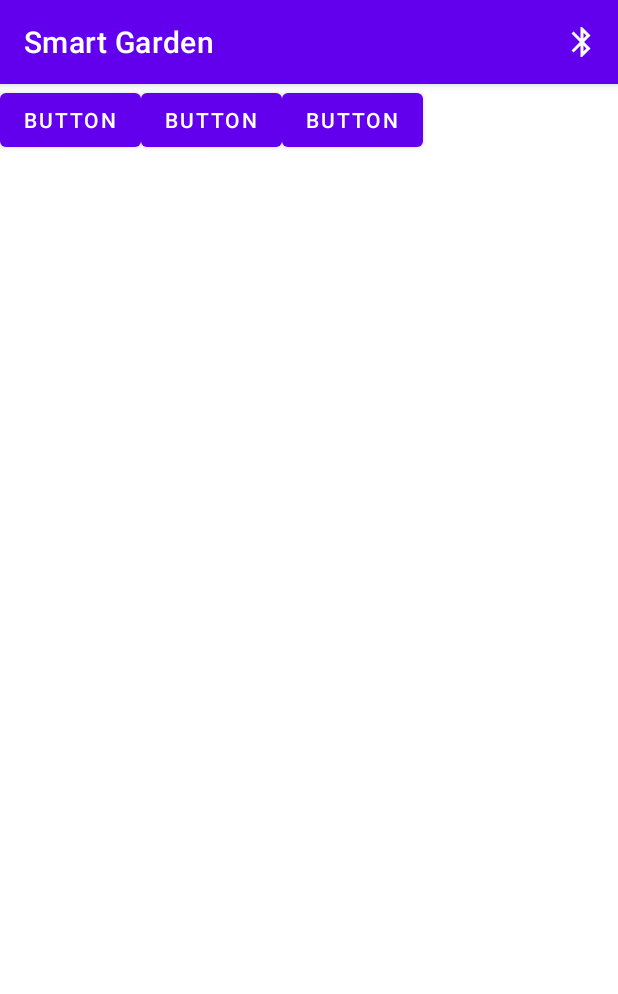
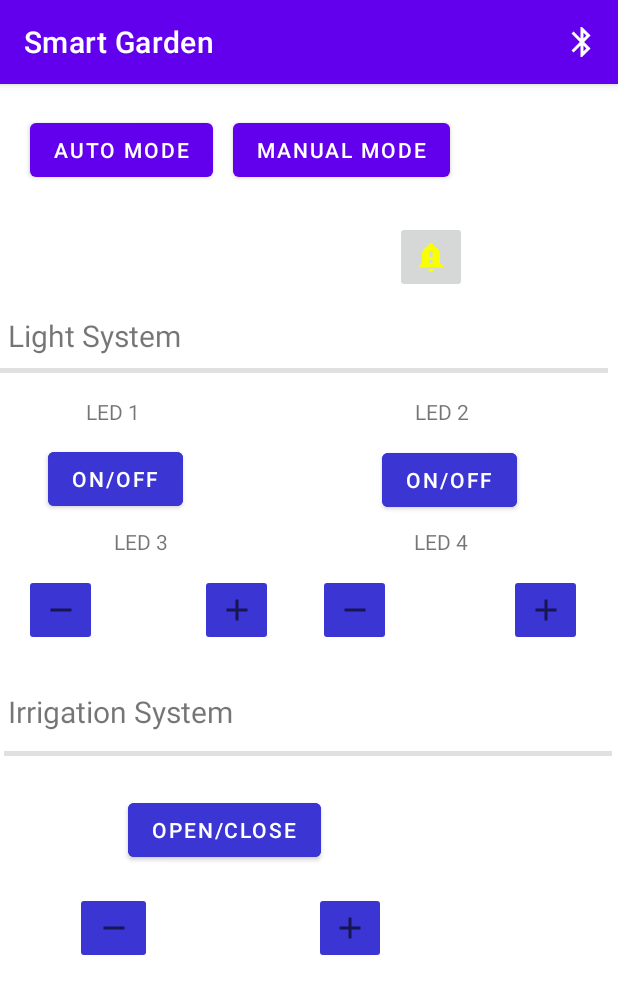
Before and after one commit to 9gusgusgus9/assignement_03, an Android app: the screen it shows after launch (MainActivity), on a phone screen of 412 x 824 dp. Shown: the top 994 px of the screen. Run offline under Robolectric (Android 15) with nearby library versions, the phone set to English and light mode, and no system bars.

Commit message:
Finita la grafica dell'app

```diff
--- a/garden-app/app/src/main/java/com/example/garden_app/MainActivity.java
+++ b/garden-app/app/src/main/java/com/example/garden_app/MainActivity.java
@@ -66,7 +66,7 @@ public class MainActivity extends AppCompatActivity {
             alarm.setVisibility(View.INVISIBLE);
         }*/
 
-        scrollView.setVisibility(View.INVISIBLE);
+        //scrollView.setVisibility(View.INVISIBLE);
 
     }
 
--- /dev/null
+++ b/garden-app/app/src/main/res/drawable/ic_baseline_notification_important_24.xml
@@ -0,0 +1,5 @@
+<vector android:height="24dp" android:tint="#F8FF00"
+    android:viewportHeight="24" android:viewportWidth="24"
+    android:width="24dp" xmlns:android="http://schemas.android.com/apk/res/android">
+    <path android:fillColor="@android:color/white" android:pathData="M18,16v-5c0,-3.07 -1.64,-5.64 -4.5,-6.32L13.5,4c0,-0.83 -0.67,-1.5 -1.5,-1.5s-1.5,0.67 -1.5,1.5v0.68C7.63,5.36 6,7.92 6,11v5l-2,2v1h16v-1l-2,-2zM13,16h-2v-2h2v2zM13,12h-2L11,8h2v4zM12,22c1.1,0 2,-0.9 2,-2h-4c0,1.1 0.89,2 2,2z"/>
+</vector>
--- a/garden-app/app/src/main/res/drawable/ic_baseline_notifications_none_24.xml
+++ /dev/null
@@ -1,10 +0,0 @@
-<vector xmlns:android="http://schemas.android.com/apk/res/android"
-    android:width="24dp"
-    android:height="24dp"
-    android:viewportWidth="24"
-    android:viewportHeight="24"
-    android:tint="?attr/colorControlNormal">
-  <path
-      android:fillColor="@android:color/white"
-      android:pathData="M12,22c1.1,0 2,-0.9 2,-2h-4c0,1.1 0.9,2 2,2zM18,16v-5c0,-3.07 -1.63,-5.64 -4.5,-6.32L13.5,4c0,-0.83 -0.67,-1.5 -1.5,-1.5s-1.5,0.67 -1.5,1.5v0.68C7.64,5.36 6,7.92 6,11v5l-2,2v1h16v-1l-2,-2zM16,17L8,17v-6c0,-2.48 1.51,-4.5 4,-4.5s4,2.02 4,4.5v6z"/>
-</vector>
--- a/garden-app/app/src/main/res/layout/activity_main.xml
+++ b/garden-app/app/src/main/res/layout/activity_main.xml
@@ -6,110 +6,116 @@
     android:layout_height="match_parent"
     tools:context=".MainActivity">
 
-    <ScrollView
-        android:layout_width="match_parent"
-        android:layout_height="match_parent">
-
-        <LinearLayout
-            android:layout_width="match_parent"
-            android:layout_height="wrap_content"
-            android:orientation="horizontal">
-
-            <Button
-                android:id="@+id/button3"
-                android:layout_width="wrap_content"
-                android:layout_height="wrap_content"
-                android:text="Button" />
-
-            <Button
-                android:id="@+id/button2"
-                android:layout_width="wrap_content"
-                android:layout_height="wrap_content"
-                android:text="Button" />
-
-            <Button
-                android:id="@+id/button"
-                android:layout_width="wrap_content"
-                android:layout_height="wrap_content"
-                android:text="Button" />
-        </LinearLayout>
-    </ScrollView>
 
     <ScrollView
         android:id="@+id/scrollView"
         android:layout_width="match_parent"
-        android:layout_height="wrap_content"
+        android:layout_height="match_parent"
         app:layout_anchor="@+id/scrollView"
-        app:layout_anchorGravity="center"
-        app:layout_constraintTop_toBottomOf="@+id/ScrollView">
+        app:layout_anchorGravity="center">
 
         <androidx.constraintlayout.widget.ConstraintLayout
-            android:id="@+id/constraintLayout"
+            android:id="@+id/constraintLayoutFirst"
             android:layout_width="match_parent"
-            android:layout_height="wrap_content"
-            app:layout_constraintEnd_toEndOf="parent"
-            app:layout_constraintStart_toStartOf="parent">
+            android:layout_height="match_parent"
+            android:minHeight="700dp"
+            android:orientation="horizontal">
+
+            <Button
+                android:id="@+id/button_Auto"
+                android:layout_width="wrap_content"
+                android:layout_height="wrap_content"
+                android:layout_marginStart="20dp"
+                android:layout_marginTop="20dp"
+                android:layout_marginEnd="9dp"
+                android:text="@string/auto_mode"
+                app:layout_constraintEnd_toStartOf="@+id/button_manual"
+                app:layout_constraintStart_toStartOf="parent"
+                app:layout_constraintTop_toTopOf="parent" />
+
+            <Button
+                android:id="@+id/button_manual"
+                android:layout_width="wrap_content"
+                android:layout_height="wrap_content"
+                android:layout_marginStart="13dp"
+                android:text="@string/manual_mode"
+                app:layout_constraintBottom_toBottomOf="@+id/button_Auto"
+                app:layout_constraintStart_toEndOf="@+id/button_Auto"
+                app:layout_constraintTop_toTopOf="@+id/button_Auto" />
+
+            <ImageButton
+                android:id="@+id/button_alarm"
+                android:layout_width="wrap_content"
+                android:layout_height="wrap_content"
+                android:layout_marginStart="37dp"
+                android:layout_marginTop="23dp"
+                android:minHeight="48dp"
+                android:src="@drawable/ic_baseline_notification_important_24"
+                app:layout_constraintStart_toEndOf="@+id/text_status"
+                app:layout_constraintTop_toBottomOf="@+id/button_manual"
+                tools:ignore="SpeakableTextPresentCheck" />
+
+            <TextView
+                android:id="@+id/text_status"
+                android:layout_width="186dp"
+                android:layout_height="35dp"
+                android:layout_marginStart="40dp"
+                android:layout_marginBottom="28dp"
+                android:text=""
+                android:textAlignment="center"
+                app:layout_constraintBottom_toTopOf="@+id/simpleTextViewLight"
+                app:layout_constraintStart_toStartOf="parent" />
 
             <TextView
                 android:id="@+id/simpleTextViewLight"
                 android:layout_width="140dp"
                 android:layout_height="0dp"
-                android:layout_marginStart="16dp"
-                android:layout_marginTop="7dp"
-                android:layout_marginBottom="6dp"
+                android:layout_marginStart="5dp"
+                android:layout_marginBottom="27dp"
                 android:text="@string/light_system"
                 android:textSize="20dp"
-                app:layout_constraintBottom_toBottomOf="@+id/divider"
-                app:layout_constraintStart_toStartOf="parent"
-                app:layout_constraintTop_toTopOf="parent" />
+                app:layout_constraintBottom_toTopOf="@+id/text_led1"
+                app:layout_constraintStart_toStartOf="parent" />
 
             <View
                 android:id="@+id/divider"
-                android:layout_width="0dp"
-                android:layout_height="2dp"
-                android:layout_marginTop="44dp"
-                android:layout_marginBottom="44dp"
+                android:layout_width="405dp"
+                android:layout_height="3dp"
+                android:layout_marginTop="8dp"
                 android:background="?android:attr/listDivider"
-                app:layout_constraintBottom_toTopOf="@+id/led1_OnOff"
-                app:layout_constraintEnd_toEndOf="@+id/led4_piu"
+                app:layout_constraintEnd_toEndOf="parent"
+                app:layout_constraintHorizontal_bias="0.0"
                 app:layout_constraintStart_toStartOf="parent"
-                app:layout_constraintTop_toTopOf="parent" />
+                app:layout_constraintTop_toBottomOf="@+id/simpleTextViewLight" />
 
             <View
                 android:id="@+id/divider2"
-                android:layout_width="0dp"
-                android:layout_height="1dp"
-                android:layout_marginTop="56dp"
-                android:layout_marginBottom="56dp"
+                android:layout_width="405dp"
+                android:layout_height="3dp"
+                android:layout_marginTop="8dp"
+                android:layout_marginEnd="4dp"
                 android:background="?android:attr/listDivider"
-                app:layout_constraintBottom_toTopOf="@+id/irrigationButton"
                 app:layout_constraintEnd_toEndOf="parent"
-                app:layout_constraintHorizontal_bias="0.0"
-                app:layout_constraintStart_toStartOf="parent"
-                app:layout_constraintTop_toTopOf="@+id/guideline2"
-                app:layout_constraintVertical_bias="1.0" />
+                app:layout_constraintTop_toBottomOf="@+id/simpleTextViewIrrigation" />
 
             <androidx.constraintlayout.widget.Guideline
                 android:id="@+id/guideline2"
                 android:layout_width="wrap_content"
                 android:layout_height="wrap_content"
                 android:orientation="horizontal"
-                app:layout_constraintGuide_begin="258dp" />
+                app:layout_constraintGuide_begin="154dp" />
 
 
             <TextView
                 android:id="@+id/simpleTextViewIrrigation"
                 android:layout_width="211dp"
                 android:layout_height="32dp"
-                android:layout_marginStart="16dp"
-                android:layout_marginTop="113dp"
-                android:layout_marginBottom="113dp"
+                android:layout_marginStart="5dp"
+                android:layout_marginTop="30dp"
                 android:text="@string/irrigation_system"
                 android:textSize="20dp"
-                app:layout_constraintBottom_toBottomOf="parent"
                 app:layout_constraintStart_toStartOf="parent"
-                app:layout_constraintTop_toTopOf="@+id/text_led4"
-                app:layout_constraintVertical_bias="0.0" />
+                app:layout_constraintTop_toBottomOf="@+id/led3_meno" />
 
             <TextView
                 android:id="@+id/text_led1"
@@ -125,8 +131,8 @@
                 android:id="@+id/text_led2"
                 android:layout_width="wrap_content"
                 android:layout_height="wrap_content"
-                android:layout_marginTop="12dp"
-                android:layout_marginEnd="36dp"
+                android:layout_marginTop="16dp"
+                android:layout_marginEnd="32dp"
                 android:text="@string/led_2"
                 app:layout_constraintEnd_toEndOf="@+id/led2_OnOff"
                 app:layout_constraintTop_toBottomOf="@+id/divider" />
@@ -135,8 +141,8 @@
                 android:id="@+id/led1_OnOff"
                 android:layout_width="wrap_content"
                 android:layout_height="wrap_content"
-                android:layout_marginStart="30dp"
-                android:layout_marginBottom="26dp"
+                android:layout_marginStart="32dp"
+                android:layout_marginBottom="8dp"
                 android:backgroundTint="@color/blue"
                 android:text="@string/on_off"
                 app:layout_constraintBottom_toTopOf="@+id/text_led3"
@@ -147,11 +153,12 @@
                 android:layout_width="wrap_content"
                 android:layout_height="wrap_content"
                 android:layout_marginStart="80dp"
-                android:layout_marginTop="13dp"
+                android:layout_marginTop="12dp"
                 android:layout_marginEnd="24dp"
                 android:backgroundTint="@color/blue"
                 android:text="@string/on_off"
                 app:layout_constraintEnd_toEndOf="parent"
+                app:layout_constraintHorizontal_bias="0.547"
                 app:layout_constraintStart_toEndOf="@+id/led1_OnOff"
                 app:layout_constraintTop_toBottomOf="@+id/text_led2" />
 
@@ -168,7 +175,7 @@
                 android:id="@+id/text_led4"
                 android:layout_width="wrap_content"
                 android:layout_height="wrap_content"
-                android:layout_marginEnd="1dp"
+                android:layout_marginEnd="12dp"
                 android:layout_marginBottom="12dp"
                 android:text="@string/led_4"
                 app:layout_constraintBottom_toTopOf="@+id/led4_info"
@@ -256,56 +263,61 @@
                 android:id="@+id/irrigationButton"
                 android:layout_width="wrap_content"
                 android:layout_height="wrap_content"
-                android:layout_marginStart="24dp"
-                android:layout_marginEnd="30dp"
-                android:layout_marginBottom="40dp"
+                android:layout_marginStart="85dp"
+                android:layout_marginTop="25dp"
+                android:layout_marginBottom="180dp"
                 android:backgroundTint="@color/blue"
                 android:text="Open/Close"
                 app:layout_constraintBottom_toBottomOf="parent"
-                app:layout_constraintEnd_toStartOf="@+id/irrigationMeno"
-                app:layout_constraintHorizontal_bias="0.12"
-                app:layout_constraintStart_toStartOf="parent" />
+                app:layout_constraintStart_toStartOf="parent"
+                app:layout_constraintTop_toBottomOf="@+id/divider2" />
 
             <ImageButton
                 android:id="@+id/irrigationPiu"
                 android:layout_width="0dp"
                 android:layout_height="48dp"
-                android:layout_marginTop="56dp"
-                android:layout_marginEnd="16dp"
+                android:layout_marginStart="30dp"
+                android:layout_marginTop="17dp"
                 android:backgroundTint="@color/blue"
                 android:minHeight="48dp"
-                app:layout_constraintEnd_toEndOf="parent"
-                app:layout_constraintTop_toBottomOf="@+id/divider2"
+                app:layout_constraintStart_toEndOf="@+id/irrigationInfo"
+                app:layout_constraintTop_toBottomOf="@+id/irrigationButton"
                 app:srcCompat="@drawable/ic_baseline_add_24"
                 tools:ignore="SpeakableTextPresentCheck" />
 
             <ImageButton
                 android:id="@+id/irrigationMeno"
-                android:layout_width="0dp"
+                android:layout_width="51dp"
                 android:layout_height="48dp"
-                android:layout_marginEnd="15dp"
-                android:layout_marginBottom="40dp"
+                android:layout_marginStart="50dp"
+                android:layout_marginTop="17dp"
+                android:layout_marginEnd="30dp"
                 android:backgroundTint="@color/blue"
                 android:minHeight="48dp"
-                app:layout_constraintBottom_toBottomOf="parent"
                 app:layout_constraintEnd_toStartOf="@+id/irrigationInfo"
+                app:layout_constraintStart_toStartOf="parent"
+                app:layout_constraintTop_toBottomOf="@+id/irrigationButton"
                 app:srcCompat="@drawable/ic_baseline_remove_24"
                 tools:ignore="SpeakableTextPresentCheck" />
 
             <TextView
                 android:id="@+id/irrigationInfo"
-                android:layout_width="10dp"
-                android:layout_height="48dp"
-                android:layout_marginEnd="15dp"
-                android:layout_marginBottom="40dp"
+                android:layout_width="48dp"
+                android:layout_height="0dp"
+                android:layout_marginTop="16dp"
+                android:layout_marginEnd="32dp"
+                android:minHeight="48dp"
                 android:text=""
                 android:textAlignment="center"
                 android:textSize="30dp"
-                app:layout_constraintBottom_toBottomOf="parent"
-                app:layout_constraintEnd_toStartOf="@+id/irrigationPiu" />
+                app:layout_constraintEnd_toStartOf="@+id/irrigationPiu"
+                app:layout_constraintTop_toBottomOf="@+id/irrigationButton" />
+
 
         </androidx.constraintlayout.widget.ConstraintLayout>
 
+
     </ScrollView>
 
+
 </androidx.coordinatorlayout.widget.CoordinatorLayout>
--- a/garden-app/app/src/main/res/values/strings.xml
+++ b/garden-app/app/src/main/res/values/strings.xml
@@ -12,4 +12,5 @@
     <string name="set_manual_mode">Set Manual Mode</string>
     <string name="irrigation_system">Irrigation System</string>
     <string name="bluetooth">Connecting Bluetooth</string>
+    <string name="auto_mode">Auto mode</string>
 </resources>
```
